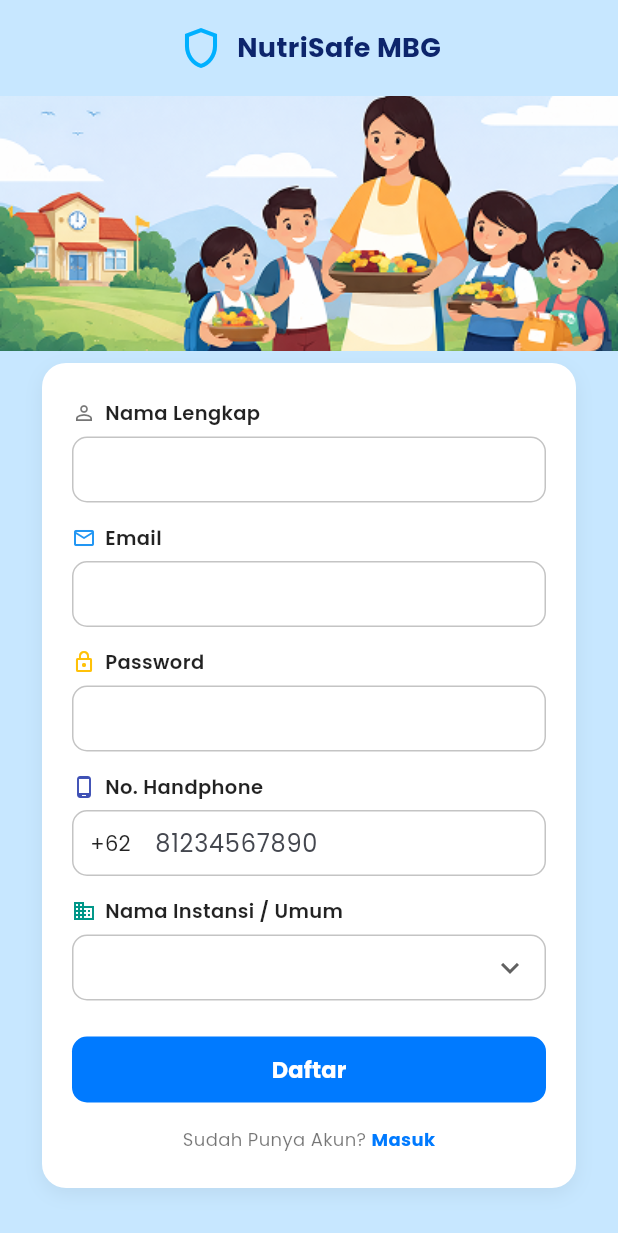
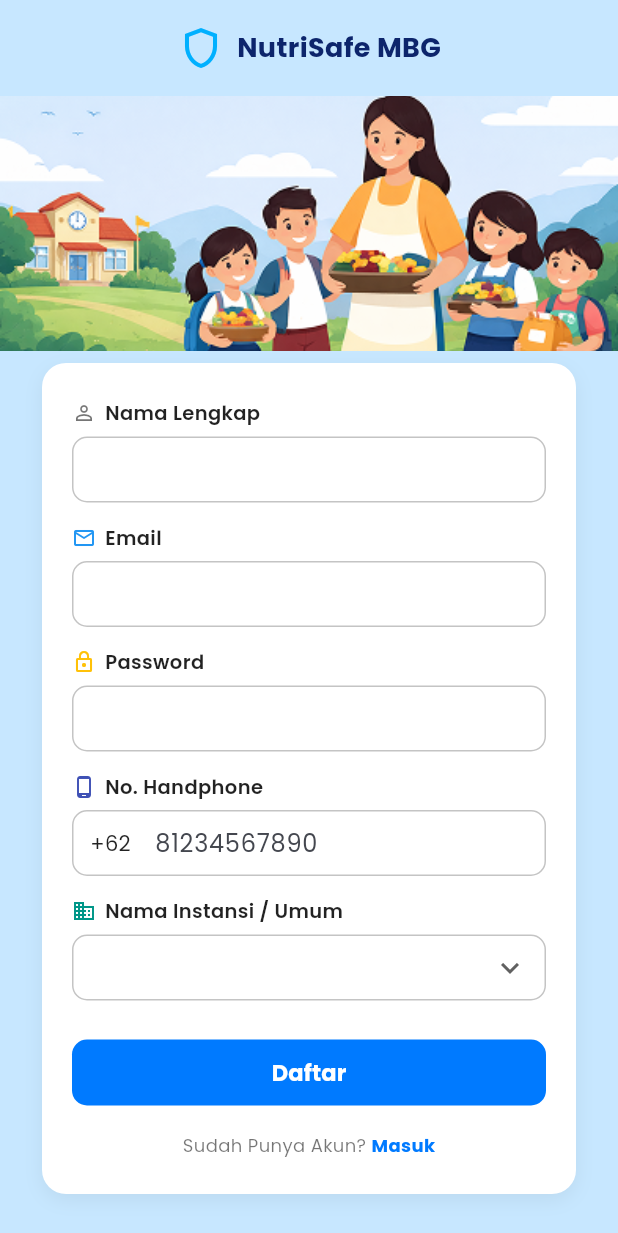
Before and after one commit to AkbarFelda/nutrisafe_mitra, a Flutter app: the RegisterPage screen opened directly, scrolled down 71 dp, on a phone screen of 412 x 824 dp. Shown: the top 1233 px of the screen. Run offline on Flutter 3.47's test engine with Material 3 defaults, Android fonts, the phone set to English and light mode, and no system bars; our stand-ins replace dio, equatable, flutter_bloc, flutter_secure_storage, get_it, go_router and 1 more; missing offline and left inert: file_selector; accounts and stored records are empty.

Commit message:
fix: [AF] adapt auth and partnership layouts to small screens and large text

```diff
--- /dev/null
+++ b/lib/core/widgets/responsive_content.dart
@@ -0,0 +1,20 @@
+import 'package:flutter/material.dart';
+
+class ResponsiveContent extends StatelessWidget {
+  const ResponsiveContent({
+    super.key,
+    required this.child,
+    this.maxWidth = 720,
+  });
+  final Widget child;
+  final double maxWidth;
+
+  @override
+  Widget build(BuildContext context) => Align(
+    alignment: Alignment.topCenter,
+    child: ConstrainedBox(
+      constraints: BoxConstraints(maxWidth: maxWidth),
+      child: SizedBox(width: double.infinity, child: child),
+    ),
+  );
+}
--- a/lib/features/auth/presentation/register_page.dart
+++ b/lib/features/auth/presentation/register_page.dart
@@ -1,3 +1,5 @@
+import '../../../core/widgets/responsive_content.dart';
+
 import 'package:flutter/material.dart';
 import 'package:flutter/services.dart';
 import 'package:go_router/go_router.dart';
@@ -59,10 +61,14 @@
   Widget build(BuildContext context) => Scaffold(
     backgroundColor: AppColors.loginBackground,
     body: SafeArea(
-      child: Column(
+      child: ResponsiveContent(
+        maxWidth: 600,
+        child: LayoutBuilder(
+          builder: (context, constraints) => Column(
             children: [
-          const AuthHeader(
-            leading: Icon(
+              AuthHeader(
+                bannerHeight: constraints.maxHeight < 400 ? 48 : 170,
+                leading: const Icon(
                   Icons.shield_outlined,
                   color: Color(0xFF00B0FF),
                   size: 32,
@@ -129,7 +135,8 @@
                               AuthPasswordField(
                                 controller: _passwordController,
                                 allowReveal: false,
-                            validator: (value) => _required(value, 'Password'),
+                                validator: (value) =>
+                                    _required(value, 'Password'),
                               ),
                               const SizedBox(height: 14),
                               AuthFieldLabel(
@@ -143,7 +150,9 @@
                                 decoration: const InputDecoration(
                                   hintText: '81234567890',
                                   prefixIcon: Padding(
-                                padding: EdgeInsets.symmetric(horizontal: 12),
+                                    padding: EdgeInsets.symmetric(
+                                      horizontal: 12,
+                                    ),
                                     child: Text('+62'),
                                   ),
                                   prefixIconConstraints: BoxConstraints(
@@ -196,8 +205,11 @@
                                 color: Colors.teal,
                               ),
                               DropdownButtonFormField<String>(
+                                isExpanded: true,
+                                itemHeight: null,
                                 initialValue: _selectedCategory,
-                            validator: (value) => _required(value, 'Kategori'),
+                                validator: (value) =>
+                                    _required(value, 'Kategori'),
                                 items: ['Instansi', 'Umum']
                                     .map(
                                       (category) => DropdownMenuItem(
@@ -225,7 +237,8 @@
                                   validator: (value) =>
                                       _required(value, 'Nama instansi'),
                                   decoration: const InputDecoration(
-                                hintText: 'Masukkan nama instansi / sekolah',
+                                    hintText:
+                                        'Masukkan nama instansi / sekolah',
                                   ),
                                 ),
                               ],
@@ -259,5 +272,7 @@
             ],
           ),
         ),
+      ),
+    ),
   );
 }
--- a/lib/features/auth/presentation/widgets/auth_header.dart
+++ b/lib/features/auth/presentation/widgets/auth_header.dart
@@ -4,8 +4,9 @@
 import '../../../../core/constants/app_assets.dart';
 
 class AuthHeader extends StatelessWidget {
-  const AuthHeader({super.key, this.leading});
+  const AuthHeader({super.key, this.leading, this.bannerHeight = 170});
   final Widget? leading;
+  final double bannerHeight;
   @override
   Widget build(BuildContext context) => Column(
     children: [
@@ -22,12 +23,14 @@
                 excludeFromSemantics: true,
               ),
           const SizedBox(width: 8),
-          const Text(
-            'NutriSafe MBG',
-            style: TextStyle(
-              fontSize: 18,
-              fontWeight: FontWeight.bold,
-              color: AppColors.heading,
+          const Flexible(
+            child: Text(
+              'NutriSafe MBG',
+              style: TextStyle(
+                fontSize: 18,
+                fontWeight: FontWeight.bold,
+                color: AppColors.heading,
+              ),
             ),
           ),
         ],
@@ -35,7 +38,7 @@
       const SizedBox(height: 16),
       SizedBox(
         width: double.infinity,
-        height: 170,
+        height: bannerHeight,
         child: Image.asset(AppAssets.bannerlogin, fit: BoxFit.cover),
       ),
     ],
--- a/lib/features/auth/presentation/widgets/auth_primary_button.dart
+++ b/lib/features/auth/presentation/widgets/auth_primary_button.dart
@@ -13,9 +13,8 @@
   final VoidCallback? onPressed;
   final double height;
   @override
-  Widget build(BuildContext context) => SizedBox(
-    width: double.infinity,
-    height: height,
+  Widget build(BuildContext context) => ConstrainedBox(
+    constraints: BoxConstraints(minWidth: double.infinity, minHeight: height),
     child: ElevatedButton(
       onPressed: onPressed,
       style: ElevatedButton.styleFrom(
--- a/lib/features/partnership/presentation/partnership_status_page.dart
+++ b/lib/features/partnership/presentation/partnership_status_page.dart
@@ -1,3 +1,5 @@
+import '../../../core/widgets/responsive_content.dart';
+
 import 'package:flutter/material.dart';
 import 'package:go_router/go_router.dart';
 
@@ -20,6 +22,8 @@
       appBar: const PartnershipAppBar(title: 'Status Kemitraan'),
       body: SafeArea(
         top: false,
+        child: ResponsiveContent(
+          maxWidth: 720,
           child: Column(
             children: [
               Expanded(
@@ -97,6 +101,7 @@
             ],
           ),
         ),
+      ),
     );
   }
 }
```
Also changed, not shown: lib/features/auth/presentation/login_page.dart (+6 -6 lines), lib/features/partnership/presentation/widgets/partnership_registration_button.dart (+5 -3 lines), lib/features/partnership/presentation/widgets/partnership_summary_card.dart (+19 -8 lines). Lines whose indentation alone changed are shown as unchanged.
